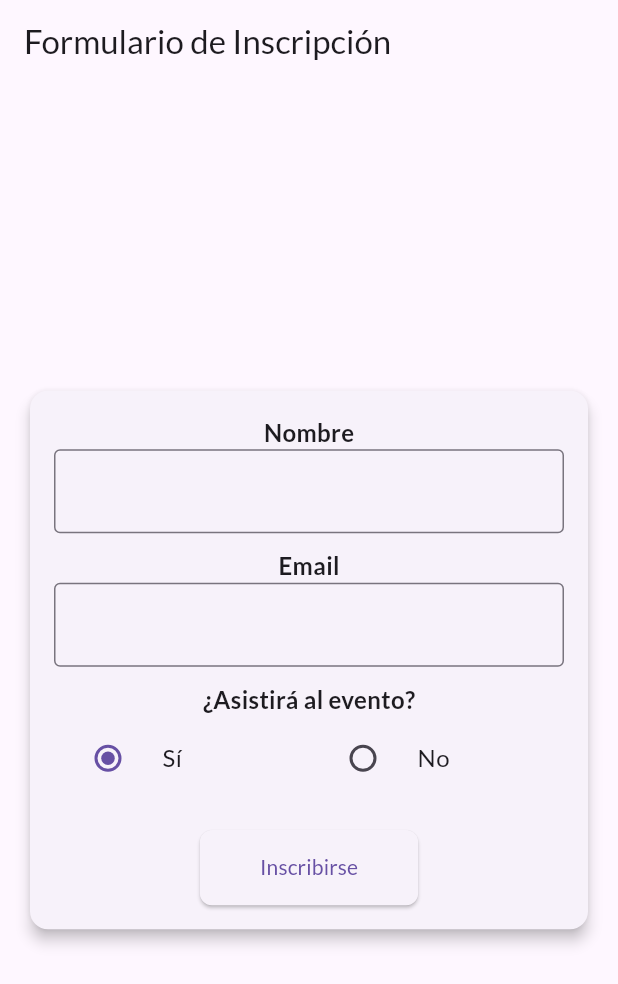
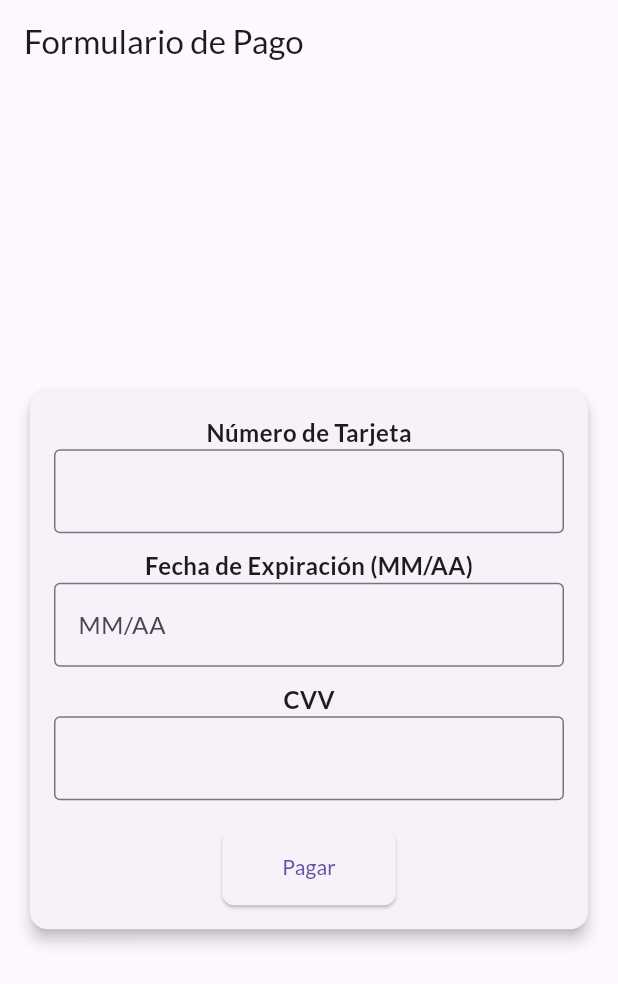
Before and after one commit to Zonoxply29/forms_flutter, a Flutter app: the screen it shows after launch, on a phone screen of 412 x 824 dp. Shown: the top 984 px of the screen. Run offline on Flutter 3.47's test engine with Material 3 defaults, Android fonts, the phone set to English and light mode, and no system bars; our stand-ins replace google_fonts.

Commit message:
Agregando ejercicio Pago con tarjeta

```diff
--- a/lib/main.dart
+++ b/lib/main.dart
@@ -17,47 +17,46 @@ class MyApp extends StatelessWidget {
         primarySwatch: Colors.blue,
         textTheme: GoogleFonts.latoTextTheme(),
       ),
-      home: EventRegistrationForm(),
+      home: PaymentForm(),
     );
   }
 }
 
-class EventRegistrationForm extends StatefulWidget {
+class PaymentForm extends StatefulWidget {
   @override
-  _EventRegistrationFormState createState() => _EventRegistrationFormState();
+  _PaymentFormState createState() => _PaymentFormState();
 }
 
-class _EventRegistrationFormState extends State<EventRegistrationForm> {
+class _PaymentFormState extends State<PaymentForm> {
   final _formKey = GlobalKey<FormState>();
-  final TextEditingController _nameController = TextEditingController();
-  final TextEditingController _emailController = TextEditingController();
-  String _attendance = "Sí";
+  final TextEditingController _cardNumberController = TextEditingController();
+  final TextEditingController _expiryDateController = TextEditingController();
+  final TextEditingController _cvvController = TextEditingController();
 
   void _submitForm() {
     if (_formKey.currentState!.validate()) {
-      String name = _nameController.text;
-      String email = _emailController.text;
+      String cardNumber = _cardNumberController.text;
+      String expiryDate = _expiryDateController.text;
+      String cvv = _cvvController.text;
 
-      print("Nombre: $name");
-      print("Email: $email");
-      print("Asistirá al evento: $_attendance");
+      print("Número de tarjeta: $cardNumber");
+      print("Fecha de expiración: $expiryDate");
+      print("CVV: $cvv");
 
       ScaffoldMessenger.of(context).showSnackBar(
-        SnackBar(content: Text('Inscripción enviada con éxito')),
+        SnackBar(content: Text('Pago procesado con éxito')),
       );
 
-      _nameController.clear();
-      _emailController.clear();
-      setState(() {
-        _attendance = "Sí";
-      });
+      _cardNumberController.clear();
+      _expiryDateController.clear();
+      _cvvController.clear();
     }
   }
 
   @override
   Widget build(BuildContext context) {
     return Scaffold(
-      appBar: AppBar(title: Text('Formulario de Inscripción')),
+      appBar: AppBar(title: Text('Formulario de Pago')),
       body: Center(
         child: SingleChildScrollView(
           child: Padding(
@@ -75,60 +74,48 @@ class _EventRegistrationFormState extends State<EventRegistrationForm> {
                     child: Column(
                       mainAxisSize: MainAxisSize.min,
                       children: [
-                        Text('Nombre',
+                        Text('Número de Tarjeta',
                             style: TextStyle(
                                 fontSize: 16, fontWeight: FontWeight.bold)),
                         TextFormField(
-                          controller: _nameController,
-                          decoration:
-                              InputDecoration(border: OutlineInputBorder()),
-                          validator: (value) =>
-                              value!.isEmpty ? 'Ingrese su nombre' : null,
+                          controller: _cardNumberController,
+                          keyboardType: TextInputType.number,
+                          maxLength: 12,
+                          decoration: InputDecoration(
+                              border: OutlineInputBorder(), counterText: ""),
+                          validator: (value) => value!.length != 12
+                              ? 'Ingrese un número de tarjeta válido (12 dígitos)'
+                              : null,
                         ),
                         SizedBox(height: 10),
-                        Text('Email',
+                        Text('Fecha de Expiración (MM/AA)',
                             style: TextStyle(
                                 fontSize: 16, fontWeight: FontWeight.bold)),
                         TextFormField(
-                          controller: _emailController,
-                          keyboardType: TextInputType.emailAddress,
-                          decoration:
-                              InputDecoration(border: OutlineInputBorder()),
-                          validator: (value) =>
-                              value!.isEmpty ? 'Ingrese su email' : null,
+                          controller: _expiryDateController,
+                          keyboardType: TextInputType.datetime,
+                          decoration: InputDecoration(
+                              border: OutlineInputBorder(), hintText: 'MM/AA'),
+                          validator: (value) => value!.isEmpty ||
+                                  !RegExp(r'^(0[1-9]|1[0-2])\/\d{2}$')
+                                      .hasMatch(value)
+                              ? 'Formato inválido (MM/AA)'
+                              : null,
                         ),
                         SizedBox(height: 10),
-                        Text('¿Asistirá al evento?',
+                        Text('CVV',
                             style: TextStyle(
                                 fontSize: 16, fontWeight: FontWeight.bold)),
-                        Row(
-                          mainAxisAlignment: MainAxisAlignment.center,
-                          children: [
-                            Expanded(
-                              child: RadioListTile<String>(
-                                title: Text('Sí'),
-                                value: "Sí",
-                                groupValue: _attendance,
-                                onChanged: (value) {
-                                  setState(() {
-                                    _attendance = value!;
-                                  });
-                                },
-                              ),
-                            ),
-                            Expanded(
-                              child: RadioListTile<String>(
-                                title: Text('No'),
-                                value: "No",
-                                groupValue: _attendance,
-                                onChanged: (value) {
-                                  setState(() {
-                                    _attendance = value!;
-                                  });
-                                },
-                              ),
-                            ),
-                          ],
+                        TextFormField(
+                          controller: _cvvController,
+                          keyboardType: TextInputType.number,
+                          obscureText: true,
+                          maxLength: 3,
+                          decoration: InputDecoration(
+                              border: OutlineInputBorder(), counterText: ""),
+                          validator: (value) => value!.length != 3
+                              ? 'Ingrese un CVV válido (3 dígitos)'
+                              : null,
                         ),
                         SizedBox(height: 20),
                         ElevatedButton(
@@ -139,7 +126,7 @@ class _EventRegistrationFormState extends State<EventRegistrationForm> {
                             shape: RoundedRectangleBorder(
                                 borderRadius: BorderRadius.circular(8)),
                           ),
-                          child: Text('Inscribirse'),
+                          child: Text('Pagar'),
                         ),
                       ],
                     ),
```
